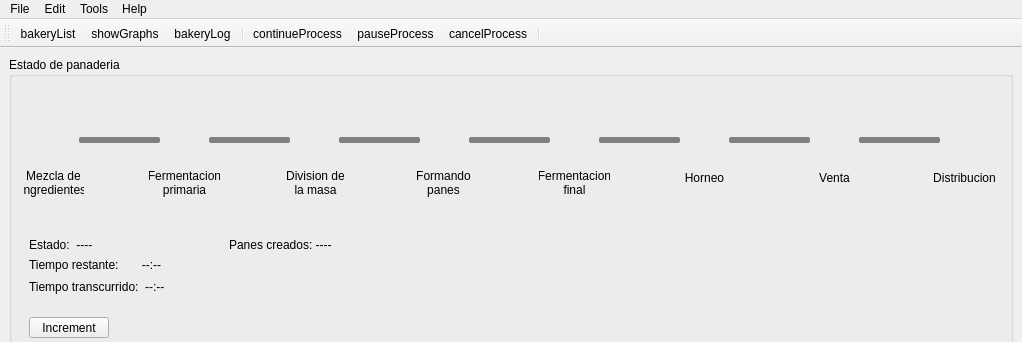
richin13/bollo, file src/ui/ui_forms/mainwindow.ui: the form before one commit; both pictures show x 0 to 1022 and y 0 to 342 of the 1022 by 552 pixel window.
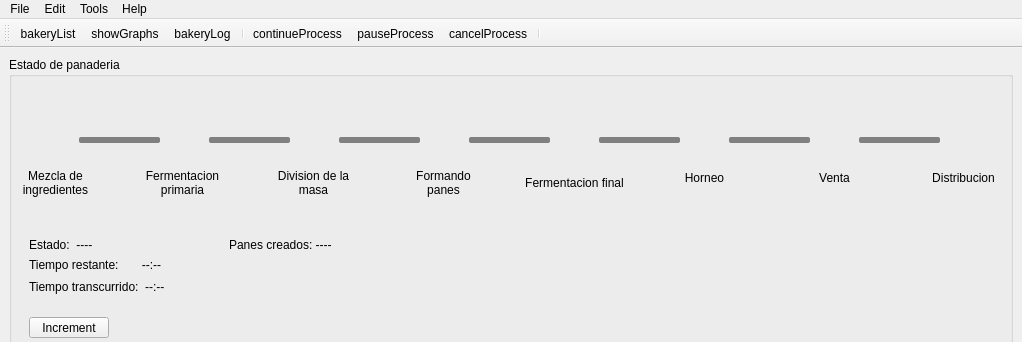
The form after the commit. Icons and pictures are not drawn.

Commit message: Fixed label sizes

The edit to the form file:
```diff
--- a/src/ui/ui_forms/mainwindow.ui
+++ b/src/ui/ui_forms/mainwindow.ui
@@ -477,15 +477,15 @@
     <widget class="QLabel" name="title1">
      <property name="geometry">
       <rect>
-       <x>14</x>
+       <x>6</x>
        <y>110</y>
-       <width>61</width>
+       <width>81</width>
        <height>31</height>
       </rect>
      </property>
      <property name="maximumSize">
       <size>
-       <width>100</width>
+       <width>16777215</width>
        <height>16777215</height>
       </size>
      </property>
@@ -505,9 +505,9 @@
     <widget class="QLabel" name="title2">
      <property name="geometry">
       <rect>
-       <x>140</x>
+       <x>123</x>
        <y>110</y>
-       <width>71</width>
+       <width>101</width>
        <height>31</height>
       </rect>
      </property>
@@ -530,9 +530,9 @@
     <widget class="QLabel" name="title3">
      <property name="geometry">
       <rect>
-       <x>276</x>
+       <x>264</x>
        <y>110</y>
-       <width>61</width>
+       <width>81</width>
        <height>31</height>
       </rect>
      </property>
@@ -555,9 +555,9 @@
     <widget class="QLabel" name="title4">
      <property name="geometry">
       <rect>
-       <x>404</x>
+       <x>394</x>
        <y>110</y>
-       <width>61</width>
+       <width>81</width>
        <height>31</height>
       </rect>
      </property>
@@ -580,9 +580,9 @@
     <widget class="QLabel" name="title5">
      <property name="geometry">
       <rect>
-       <x>530</x>
+       <x>515</x>
        <y>110</y>
-       <width>71</width>
+       <width>101</width>
        <height>31</height>
       </rect>
      </property>
@@ -655,9 +655,9 @@
     <widget class="QLabel" name="title8">
      <property name="geometry">
       <rect>
-       <x>920</x>
+       <x>909</x>
        <y>110</y>
-       <width>71</width>
+       <width>91</width>
        <height>21</height>
       </rect>
      </property>
```
Left out of the diff: 31 changed lines with no effect on the pictures. The commit also changes 1 other file.
